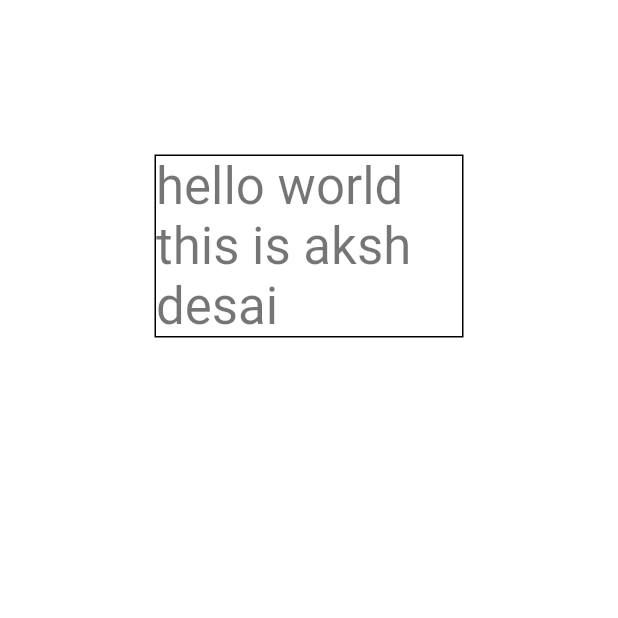
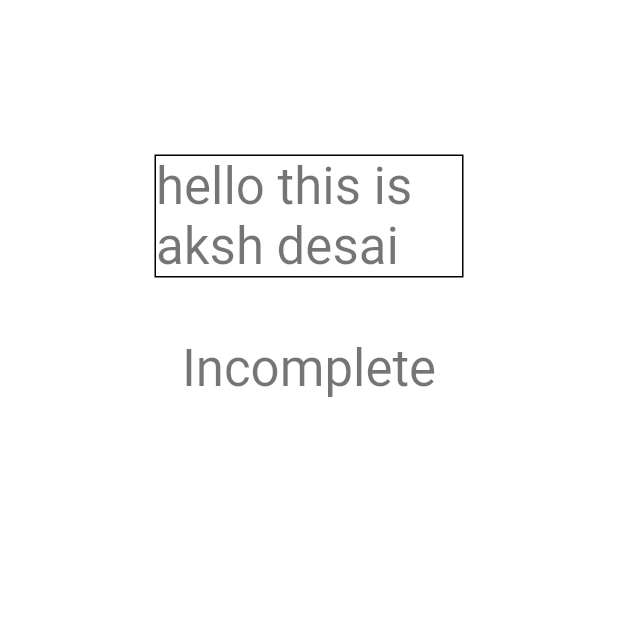
Before and after one commit to AkshDesai04/Flutter-Rapid-Typer, a Flutter app: the screen it shows after launch, after a tap on an icon or button, on a phone screen of 412 x 824 dp, the top half of it. Run offline on Flutter 3.47's test engine with Material 2 defaults, Android fonts, the light colour scheme and no system bars.

Commit message:
Added checking with static text

```diff
--- a/lib/main.dart
+++ b/lib/main.dart
@@ -26,6 +26,8 @@ class MyKeyExample extends StatefulWidget {
 }
 
 class _MyKeyExampleState extends State<MyKeyExample> {
+  String testtext = "hello this is aksh desai";
+  String statusText = "Incomplete";
   // The node used to request the keyboard focus.
   final FocusNode _focusNode = FocusNode();
   // The message to display.
@@ -85,6 +87,12 @@ class _MyKeyExampleState extends State<MyKeyExample> {
         // information in debug mode.
         temp = getChar('${event.logicalKey.debugName}');
         _message = '$_message' + temp;
+        if (_message.toLowerCase() == testtext.toLowerCase()) {
+          statusText = "Done";
+          print("main:$testtext");
+          print("curr:$_message");
+        } else
+          statusText = "Incomplete";
       }
     });
     return event.logicalKey == LogicalKeyboardKey.keyQ
@@ -128,12 +136,15 @@ class _MyKeyExampleState extends State<MyKeyExample> {
                         decoration: BoxDecoration(
                           border: Border.all(color: Colors.black),
                         ),
-                        child: Text("hello world this is aksh desai")),
+                        child: Text(testtext)),
                     Text(
                       _message ?? 'Press a key',
                       style: TextStyle(
                         color: Colors.red,
                       ),
+                    ),
+                    Text(
+                      statusText,
                     ),
                   ],
                 );
```
